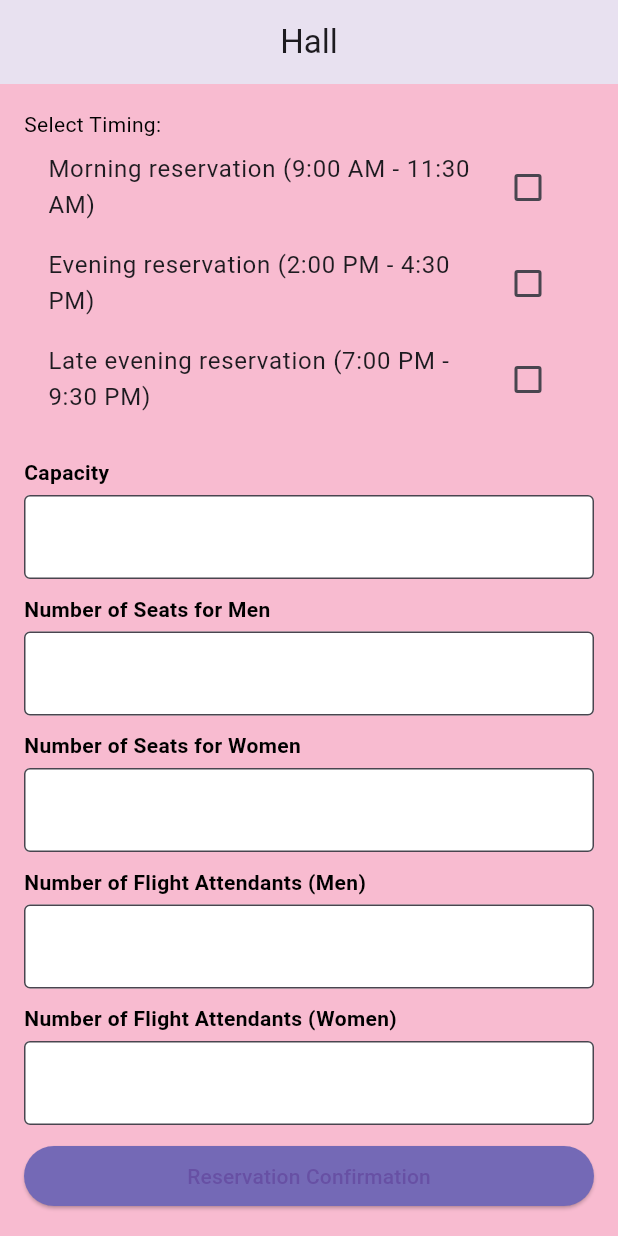
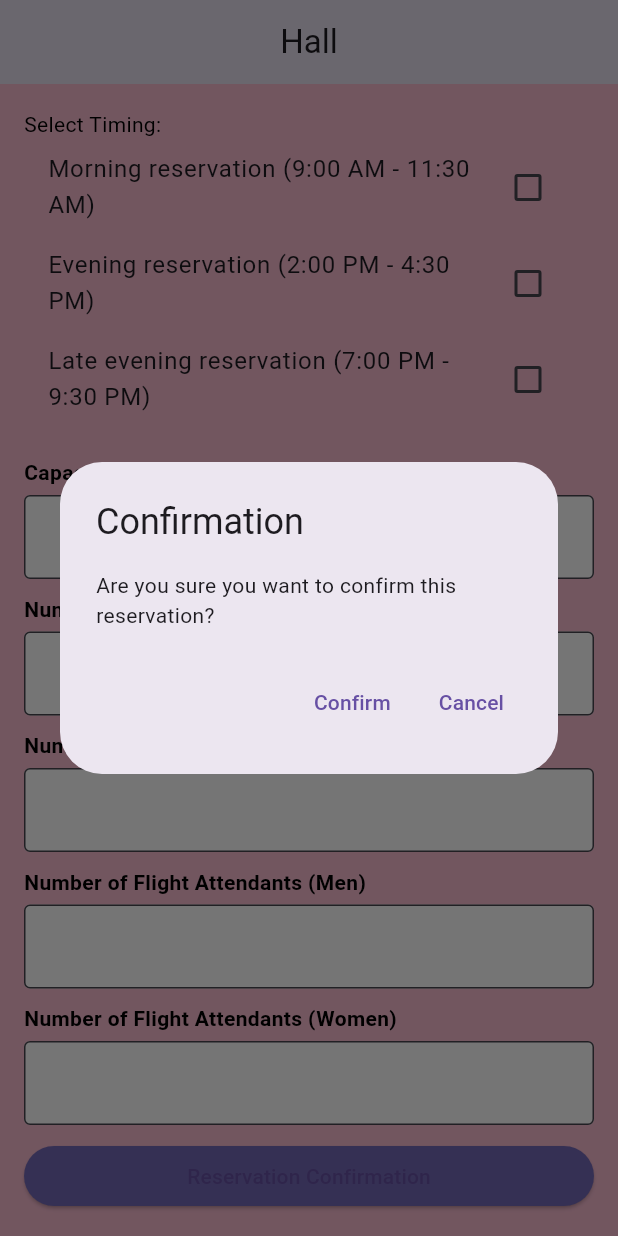
Before and after one commit to weddinghalls1/weddinghalls, a Flutter app: the screen it shows after launch, scrolled down 130 dp, after a tap on "Reservation Confirmation", on a phone screen of 412 x 824 dp. Run offline on Flutter 3.47's test engine with Material 3 defaults, Android fonts, the phone set to English and light mode, and no system bars; our stand-ins replace cloud_firestore, firebase_core, firebase_database, firebase_storage, image_picker; accounts and stored records are empty.

Commit message:
update100000

```diff
--- a/lib/views/reservation.dart
+++ b/lib/views/reservation.dart
@@ -12,7 +12,6 @@ class ReservationPage extends StatefulWidget {
 class _ReservationPageState extends State<ReservationPage> {
   final ReservationViewModel _reservationViewModel = ReservationViewModel();
 
-
   int capacity = 0;
   int numberOfSeatsMen = 0;
   int numberOfSeatsWomen = 0;
@@ -22,7 +21,6 @@ class _ReservationPageState extends State<ReservationPage> {
 
   DateTime? selectedDateTime = DateTime.now();
   String? selectedTiming;
-
 
   Widget _buildInputBox(String label, String value, ValueChanged<String> onChanged) {
     return Column(
@@ -64,29 +62,7 @@ class _ReservationPageState extends State<ReservationPage> {
       });
     }
   }
-  Future<void> _saveHallData() async {
-    try {
-      HallModel hallModel = HallModel(
-          capacity: capacity,
-          numberOfSeatsMen: numberOfSeatsMen,
-          numberOfSeatsWomen: numberOfSeatsWomen,
-          numberOfFlightAttendantsMen: numberOfFlightAttendantsMen,
-          numberOfFlightAttendantsWomen: numberOfFlightAttendantsWomen,
-          numberOfEntrances: numberOfEntrances,
-          selectedDateTime: selectedDateTime!,
-          selectedTiming: selectedTiming!,
-          token: ''
-      );
 
-
-      print("Successfully");
-
-    } catch (e) {
-      // Show error message
-      print("error to save data${e.toString()}");
-
-    }
-  }
   @override
   Widget build(BuildContext context) {
     return Scaffold(
@@ -117,7 +93,7 @@ class _ReservationPageState extends State<ReservationPage> {
                 ),
                 SizedBox(height: 10.0),
                 Text(
-                  'Selected Date: ${selectedDateTime.toString()}',
+                  'Selected Date: ${selectedDateTime!.toLocal().toString().split(' ')[0]}',
                   style: TextStyle(fontSize: 16.0, color: Colors.black),
                 ),
                 SizedBox(height: 20.0),
@@ -199,6 +175,15 @@ class _ReservationPageState extends State<ReservationPage> {
 
                 // Reservation Confirmation Button
                 ElevatedButton(
+                  onPressed: () {
+                    showDialog(
+                      context: context,
+                      builder: (BuildContext context) {
+                        return AlertDialog(
+                          title: Text('Confirmation'),
+                          content: Text('Are you sure you want to confirm this reservation?'),
+                          actions: [
+                            TextButton(
                               onPressed: () async {
                                 HallModel hallModel = HallModel(
                                   capacity: capacity,
@@ -208,7 +193,8 @@ class _ReservationPageState extends State<ReservationPage> {
                                   numberOfFlightAttendantsWomen: numberOfFlightAttendantsWomen,
                                   numberOfEntrances: numberOfEntrances,
                                   selectedDateTime: selectedDateTime!,
-                      selectedTiming: selectedTiming!, token: '',
+                                  selectedTiming: selectedTiming!,
+                                  token: '',
                                 );
 
                                 try {
@@ -221,6 +207,21 @@ class _ReservationPageState extends State<ReservationPage> {
                                     SnackBar(content: Text('Failed to save reservation.')),
                                   );
                                 }
+
+                                Navigator.of(context).pop(); // Close the dialog
+                              },
+                              child: Text('Confirm'),
+                            ),
+                            TextButton(
+                              onPressed: () {
+                                Navigator.of(context).pop(); // Close the dialog
+                              },
+                              child: Text('Cancel'),
+                            ),
+                          ],
+                        );
+                      },
+                    );
                   },
                   style: ElevatedButton.styleFrom(
                     backgroundColor: Color(0xFF7469B6), // purplish-blue color
```
Lines whose indentation alone changed are shown as unchanged.
